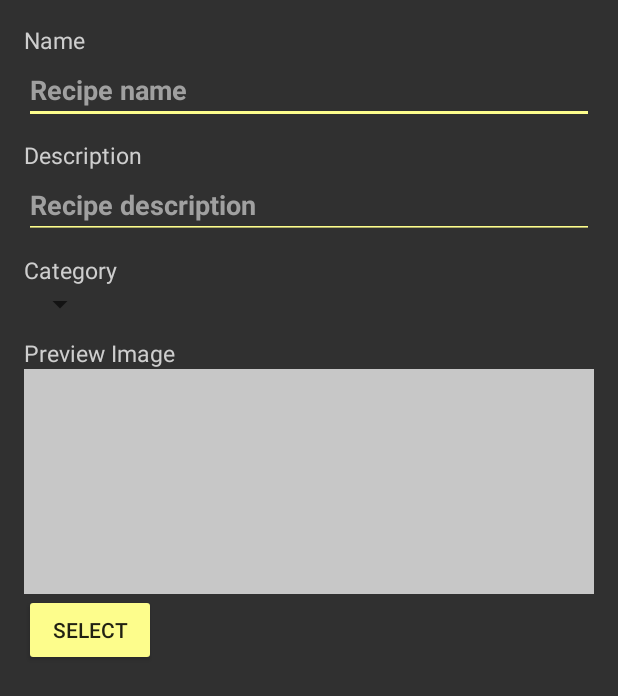
After one commit to natthapach/01418346-Project-1, an Android app: the layout fragment_edit_procedure.xml on its own in the app's theme, with its tools: preview values and no code run, on a phone screen of 412 x 824 dp. The commit adds this screen. Shown: the top 696 px of the screen. Run offline under Robolectric (Android 15) with nearby library versions, the phone set to English and light mode, and no system bars.

Commit message:
create edit recipe preview fragment

```diff
--- /dev/null
+++ b/app/src/main/res/layout/fragment_edit_procedure.xml
@@ -0,0 +1,94 @@
+<?xml version="1.0" encoding="utf-8"?>
+<LinearLayout xmlns:android="http://schemas.android.com/apk/res/android"
+    android:orientation="vertical" android:layout_width="match_parent"
+    android:layout_height="match_parent"
+    android:background="@color/DarkBackground"
+    android:padding="@dimen/spacing">
+    <ScrollView
+        android:layout_width="match_parent"
+        android:layout_height="match_parent">
+        <LinearLayout
+            android:orientation="vertical"
+            android:layout_width="match_parent"
+            android:layout_height="match_parent">
+
+            <LinearLayout
+                android:orientation="vertical"
+                android:layout_width="match_parent"
+                android:layout_height="wrap_content"
+                android:layout_marginBottom="@dimen/inner_padding">
+                <TextView
+                    android:text="@string/recipe_name_label"
+                    style="@style/NormalText.Light"
+                    android:layout_width="match_parent"
+                    android:layout_height="wrap_content" />
+                <EditText
+                    android:id="@+id/et_name"
+                    android:backgroundTint="@color/indicator_selected"
+                    android:hint="@string/recipe_name_hint"
+                    android:textColorHint="@color/text_light_L4"
+                    style="@style/Header2.Light"
+                    android:layout_width="match_parent"
+                    android:layout_height="wrap_content" />
+            </LinearLayout>
+            <LinearLayout
+                android:orientation="vertical"
+                android:layout_width="match_parent"
+                android:layout_height="wrap_content"
+                android:layout_marginBottom="@dimen/inner_padding">
+                <TextView
+                    android:text="@string/recipe_description_label"
+                    style="@style/NormalText.Light"
+                    android:layout_width="match_parent"
+                    android:layout_height="wrap_content" />
+                <EditText
+                    android:id="@+id/et_description"
+                    android:backgroundTint="@color/indicator_selected"
+                    android:hint="@string/recipe_description_hint"
+                    android:textColorHint="@color/text_light_L4"
+                    style="@style/Header2.Light"
+                    android:layout_width="match_parent"
+                    android:layout_height="wrap_content" />
+            </LinearLayout>
+
+            <LinearLayout
+                android:orientation="vertical"
+                android:layout_marginBottom="@dimen/inner_padding"
+                android:layout_width="match_parent"
+                android:layout_height="wrap_content">
+                <TextView
+                    style="@style/NormalText.Light"
+                    android:text="@string/recipe_category_label"
+                    android:layout_width="wrap_content"
+                    android:layout_height="wrap_content" />
+                <Spinner
+                    android:id="@+id/spin_category"
+                    android:layout_width="wrap_content"
+                    android:layout_height="wrap_content">
+                </Spinner>
+            </LinearLayout>
+            <LinearLayout
+                android:orientation="vertical"
+                android:layout_width="match_parent"
+                android:layout_height="wrap_content">
+                <TextView
+                    style="@style/NormalText.Light"
+                    android:text="@string/recipe_preview_image"
+                    android:layout_width="wrap_content"
+                    android:layout_height="wrap_content" />
+                <ImageView
+                    android:background="@color/text_light_L1"
+                    android:minHeight="150dp"
+                    android:id="@+id/iv_preview"
+                    android:layout_width="match_parent"
+                    android:layout_height="wrap_content" />
+                <Button
+                    android:backgroundTint="@color/indicator_selected"
+                    android:text="@string/select"
+                    android:layout_width="wrap_content"
+                    android:layout_height="wrap_content" />
+            </LinearLayout>
+        </LinearLayout>
+    </ScrollView>
+
+</LinearLayout>
--- a/app/src/main/res/values/colors.xml
+++ b/app/src/main/res/values/colors.xml
@@ -15,4 +15,5 @@
     <color name="text_light_L1">#dededede</color>
     <color name="text_light_L2">#d0d0d0</color>
     <color name="text_light_L3">#cecece</color>
+    <color name="text_light_L4">#a0a0a0</color>
 </resources>
--- a/app/src/main/res/values/strings.xml
+++ b/app/src/main/res/values/strings.xml
@@ -2,4 +2,12 @@
     <string name="app_name">CookyAlpha</string>
     <string name="open_drawer">Open menu</string>
     <string name="close_drawer">Close menu</string>
+    <string name="recipe_name_label">Name</string>
+    <string name="recipe_name_hint">Recipe name</string>
+    <string name="recipe_description_label">Description</string>
+    <string name="recipe_description_hint">Recipe description</string>
+    <string name="recipe_category_label">Category</string>
+    <string name="recipe_people_label">For People</string>
+    <string name="recipe_preview_image">Preview Image</string>
+    <string name="select">Select</string>
 </resources>
```
